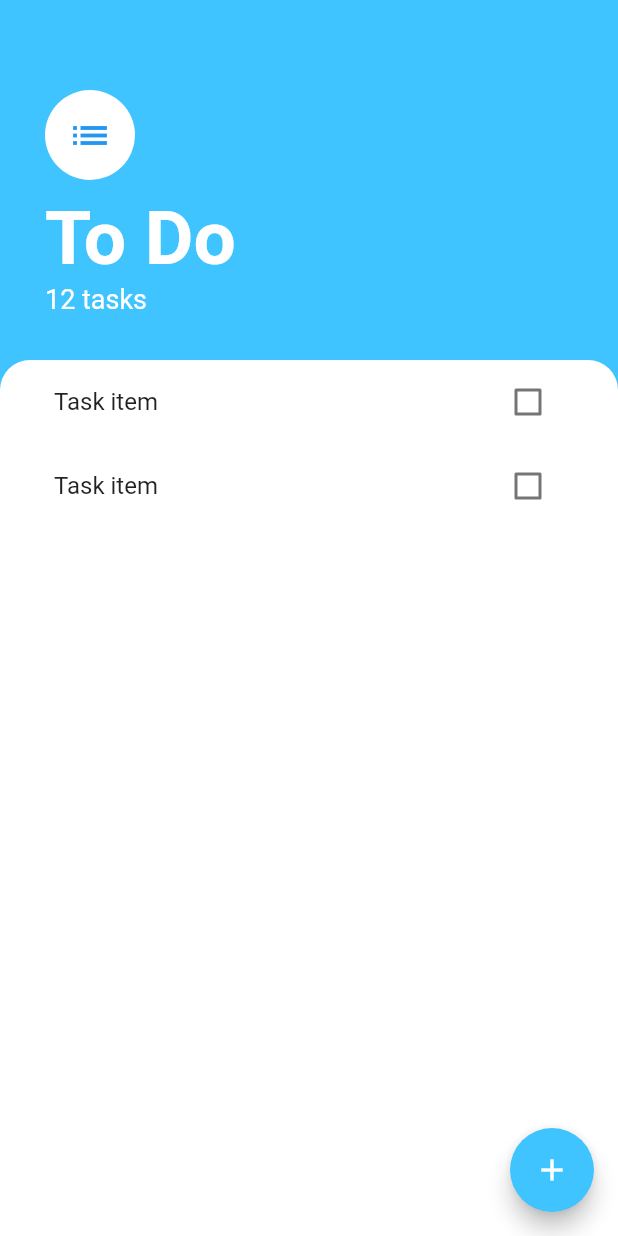
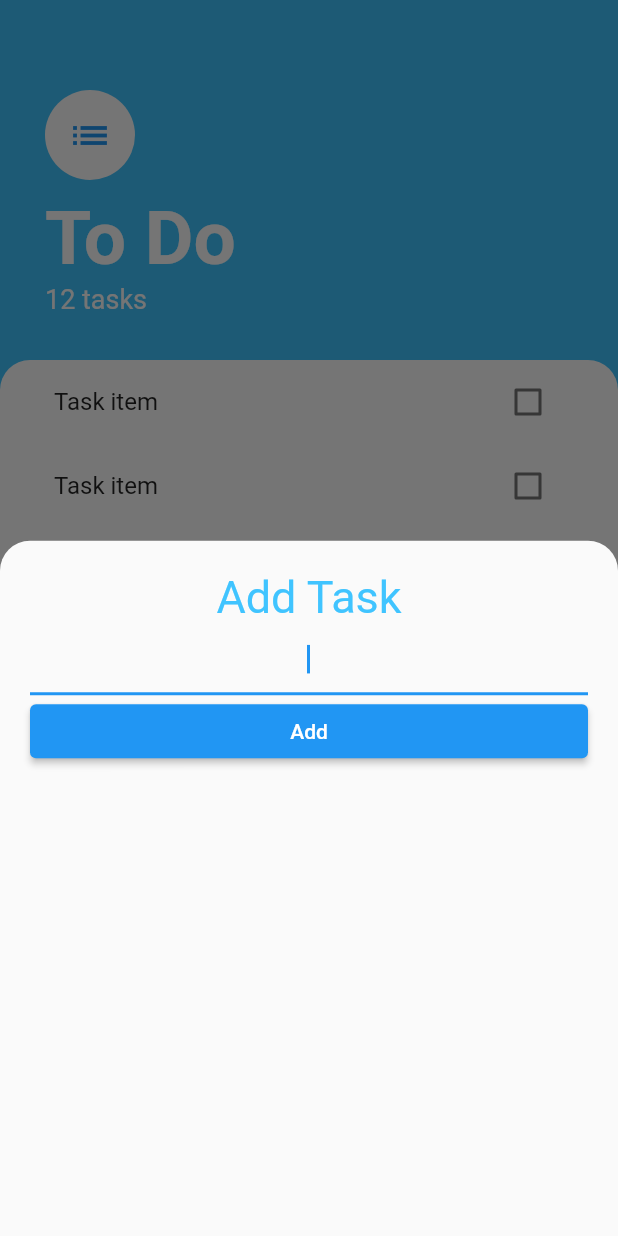
Before and after one commit to c0ff33-b34n/todo_flutter, a Flutter app: the screen it shows after launch, after a tap on the "add" icon, on a phone screen of 412 x 824 dp. Run offline on Flutter 3.47's test engine with Material 2 defaults, Android fonts, the phone set to English and light mode, and no system bars.

Commit message:
Add modal UI to add tasks

```diff
--- /dev/null
+++ b/lib/screens/add_task_modal.dart
@@ -0,0 +1,31 @@
+import 'package:flutter/material.dart';
+
+class AddTaskModal extends StatelessWidget {
+  @override
+  Widget build(BuildContext context) {
+    return Container(
+      padding: EdgeInsets.all(20.0),
+      child: Column(
+        crossAxisAlignment: CrossAxisAlignment.stretch,
+        children: [
+          Text(
+            'Add Task',
+            textAlign: TextAlign.center,
+            style: TextStyle(
+              fontSize: 30.0,
+              color: Colors.lightBlueAccent,
+            ),
+          ),
+          TextField(
+            autofocus: true,
+            textAlign: TextAlign.center,
+          ),
+          ElevatedButton(
+            onPressed: () {},
+            child: Text('Add'),
+          )
+        ],
+      ),
+    );
+  }
+}
--- a/lib/screens/task_screen.dart
+++ b/lib/screens/task_screen.dart
@@ -2,6 +2,7 @@ import 'package:flutter/cupertino.dart';
 import 'package:flutter/material.dart';
 
 import '../widgets/task_list.dart';
+import 'add_task_modal.dart';
 
 class TaskScreen extends StatelessWidget {
   @override
@@ -10,7 +11,17 @@ class TaskScreen extends StatelessWidget {
       backgroundColor: Colors.lightBlueAccent,
       floatingActionButton: FloatingActionButton(
         backgroundColor: Colors.lightBlueAccent,
-        onPressed: () {},
+        onPressed: () {
+          showModalBottomSheet(
+              shape: RoundedRectangleBorder(
+                borderRadius: BorderRadius.only(
+                  topLeft: Radius.circular(20.0),
+                  topRight: Radius.circular(20.0),
+                ),
+              ),
+              context: context,
+              builder: (context) => AddTaskModal());
+        },
         child: Icon(
           Icons.add,
         ),
```
